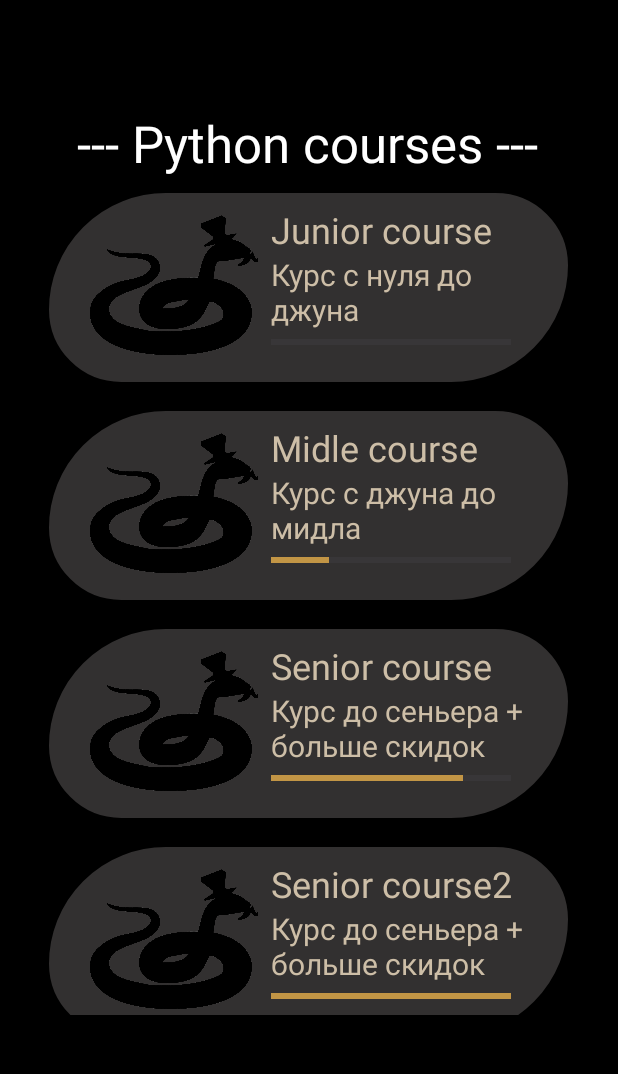
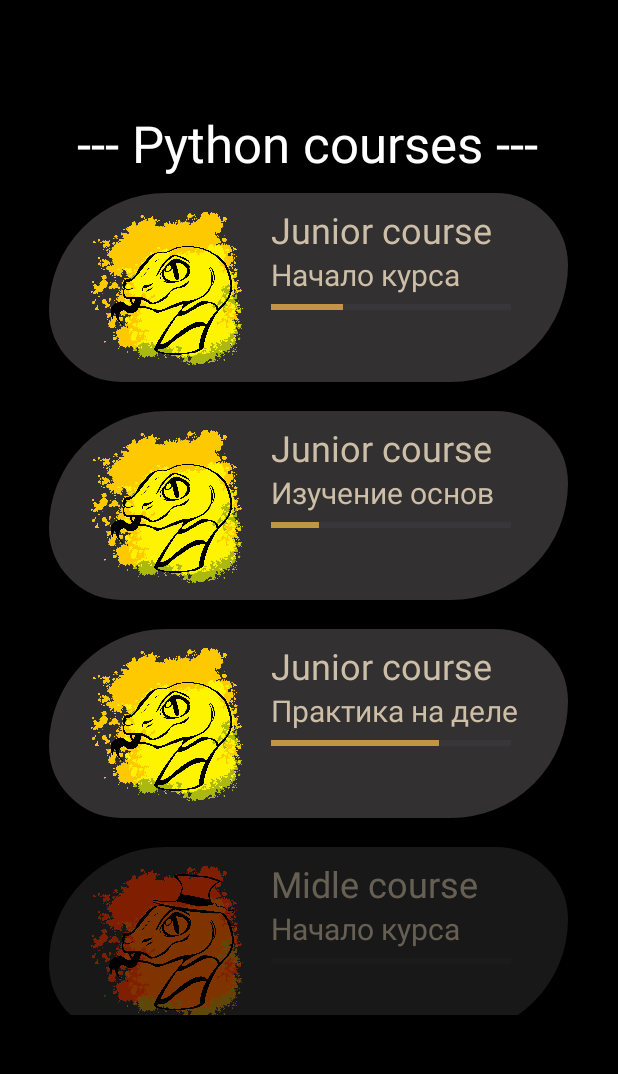
Before and after one commit to Sineva839/competition_application, an Android app: the screen it shows after launch (MainActivity), on a phone screen of 412 x 824 dp, the part 96-1170 px from its top. Run offline under Robolectric (Android 15) with nearby library versions, the phone set to English and light mode, and no system bars; Roboto replaces fonts that are not available here.

Commit message:
Работа с дизайном

```diff
--- a/app/src/main/AndroidManifest.xml
+++ b/app/src/main/AndroidManifest.xml
@@ -10,7 +10,7 @@
         android:label="@string/app_name"
         android:roundIcon="@mipmap/ic_launcher_round"
         android:supportsRtl="true"
-        android:theme="@style/Theme.Competition_application"
+        android:theme="@style/Base.Theme.Competition_application"
         tools:targetApi="31">
         <activity
             android:name=".MainActivity"
--- a/app/src/main/java/com/example/competition_application/ItemAdapter.kt
+++ b/app/src/main/java/com/example/competition_application/ItemAdapter.kt
@@ -1,22 +1,26 @@
 package com.example.competition_application
 
 import android.content.Context
+import android.content.Intent
 import android.view.LayoutInflater
 import android.view.View
 import android.view.ViewGroup
 import android.widget.ImageView
+import android.widget.LinearLayout
 import android.widget.ProgressBar
 import android.widget.TextView
+import android.widget.Toast
 import androidx.recyclerview.widget.RecyclerView
 
 class ItemAdapter(var items: List<ItemCls>, var context: Context):
     RecyclerView.Adapter<ItemAdapter.MyViewHolder>() {
 
     class MyViewHolder(view: View): RecyclerView.ViewHolder(view){
-        val image: ImageView = view.findViewById(R.id.imageView)
-        val title: TextView = view.findViewById(R.id.title_item)
-        val desk: TextView = view.findViewById(R.id.description)
-        val progressBar: ProgressBar = view.findViewById(R.id.progress_item)
+        var image: ImageView = view.findViewById(R.id.imageView)
+        var title: TextView = view.findViewById(R.id.title_item)
+        var mainLiner: LinearLayout = view.findViewById(R.id.main_liner)
+        var desk: TextView = view.findViewById(R.id.description)
+        var progressBar: ProgressBar = view.findViewById(R.id.progress_item)
 
     }
 
@@ -33,6 +37,23 @@ class ItemAdapter(var items: List<ItemCls>, var context: Context):
         holder.title.text = items[position].title
         holder.desk.text = items[position].desk
         holder.progressBar.progress = items[position].progress
+        holder.mainLiner.alpha = 0.5F
+        if (items[position].access_valid) {
+            holder.mainLiner.alpha = 1F
+        }
+
+        holder.mainLiner.setOnClickListener(){
+            //Toast.makeText(context,holder.desk.text.toString(),Toast.LENGTH_SHORT).show()
+            val intent = Intent(context,MainActivity::class.java)
+            context.startActivity(intent)
+        }
+
+        var imageId = context.resources.getIdentifier(
+            items[position].icos,
+            "drawable",
+            context.packageName
+        )
+        holder.image.setImageResource(imageId)
 
     }
 }
--- a/app/src/main/java/com/example/competition_application/ItemCls.kt
+++ b/app/src/main/java/com/example/competition_application/ItemCls.kt
@@ -1,5 +1,6 @@
 package com.example.competition_application
 
-class ItemCls(val id: Int, val title: String, val desk:String, val mainDesk :String, val progress: Int) {
+class ItemCls(val id: Int,val part: Int, val title: String, val desk:String, val mainDesk :String,
+              val progress: Int, val price: Int, val icos: String, val access_valid: Boolean) {
 
 }
--- a/app/src/main/java/com/example/competition_application/MainActivity.kt
+++ b/app/src/main/java/com/example/competition_application/MainActivity.kt
@@ -4,6 +4,7 @@ import android.content.ClipData.Item
 import androidx.appcompat.app.AppCompatActivity
 import android.os.Bundle
 import android.os.RecoverySystem
+import android.text.BoringLayout
 import androidx.constraintlayout.widget.ConstraintLayout
 import androidx.recyclerview.widget.LinearLayoutManager
 import androidx.recyclerview.widget.RecyclerView
@@ -18,11 +19,19 @@ class MainActivity : AppCompatActivity() {
         val itemList : RecyclerView= findViewById(R.id.item_list_1)
         val items = arrayListOf<ItemCls>()
 
-        items.add(ItemCls(1,"Junior course","Курс с нуля до джуна","большое описание",0))
-        items.add(ItemCls(2,"Midle course","Курс с джуна до мидла","большое описание",24))
-        items.add(ItemCls(3,"Senior course","Курс до сеньера + больше скидок","большое описание",80))
-        items.add(ItemCls(4,"Senior course2","Курс до сеньера + больше скидок","большое описание",100))
-        items.add(ItemCls(5,"Senior course3","Курс до сеньера + больше скидок","большое описание",10))
+        val accessOpen: Boolean = true
+        val accessOpen2: Boolean = false
+
+        items.add(ItemCls(1,1,"Junior course","Начало курса","большое описание",30,0,"simple_pit",accessOpen))
+        items.add(ItemCls(1,2,"Junior course","Изучение основ","большое описание",20,0,"simple_pit",accessOpen))
+        items.add(ItemCls(1,3,"Junior course","Практика на деле","большое описание",70,0,"simple_pit",accessOpen))
+
+        items.add(ItemCls(2,1,"Midle course","Начало курса","большое описание",0,99,"midle_pit",accessOpen2))
+        items.add(ItemCls(2,2,"Midle course","Изучение основ","большое описание",0,99,"midle_pit",accessOpen2))
+
+        items.add(ItemCls(3,1,"Senior course","Начало курса","большое описание",0,199,"senior_pit",accessOpen2))
+        items.add(ItemCls(4,2,"Senior course2","Изучение основ","большое описание",0,199,"senior_pit",accessOpen2))
+        items.add(ItemCls(5,3,"Senior course3","Практика на деле","большое описание",0,199,"senior_pit",accessOpen2))
 
         itemList.layoutManager = LinearLayoutManager(this)
         itemList.adapter = ItemAdapter(items,this)
--- /dev/null
+++ b/app/src/main/java/com/example/competition_application/UserInfo.kt
@@ -0,0 +1,4 @@
+package com.example.competition_application
+
+class UserInfo(val id: Int , val login: String, val password: Int, val curses: Array<Int>) {
+}
--- a/app/src/main/res/layout/item_dising.xml
+++ b/app/src/main/res/layout/item_dising.xml
@@ -2,14 +2,15 @@
 <LinearLayout xmlns:android="http://schemas.android.com/apk/res/android"
     xmlns:app="http://schemas.android.com/apk/res-auto"
     xmlns:tools="http://schemas.android.com/tools"
+    android:id="@+id/main_liner"
     android:layout_width="match_parent"
     android:layout_height="130dp"
+    android:layout_marginBottom="15dp"
+    android:alpha="1"
+    android:background="@drawable/custom_background_0"
     android:paddingHorizontal="20dp"
     android:paddingVertical="10dp"
-    android:layout_marginBottom="15dp"
-    android:background="@drawable/custom_background_0"
     tools:context=".MainActivity">
-
 
 
     <ImageView
@@ -43,16 +44,16 @@
             android:layout_height="wrap_content"
             android:fontFamily="@font/arimo"
             android:text="TextView"
-            android:textSize="20dp"
-            android:textColor="#cdbea7" />
+            android:textColor="#cdbea7"
+            android:textSize="20dp" />
 
         <ProgressBar
             android:id="@+id/progress_item"
             style="@style/Widget.AppCompat.ProgressBar.Horizontal"
             android:layout_width="match_parent"
             android:layout_height="wrap_content"
+            android:layout_marginRight="20dp"
             android:progress="0"
-            android:layout_marginRight="20dp"
             android:progressTint="#c29545"
             app:layout_constraintBottom_toBottomOf="parent"
             app:layout_constraintEnd_toEndOf="parent"
```
Also changed, not shown: app/src/main/res/drawable/midle_pit.png (added), app/src/main/res/drawable/senior_pit.png (added), app/src/main/res/drawable/simple_pit.png (added).
